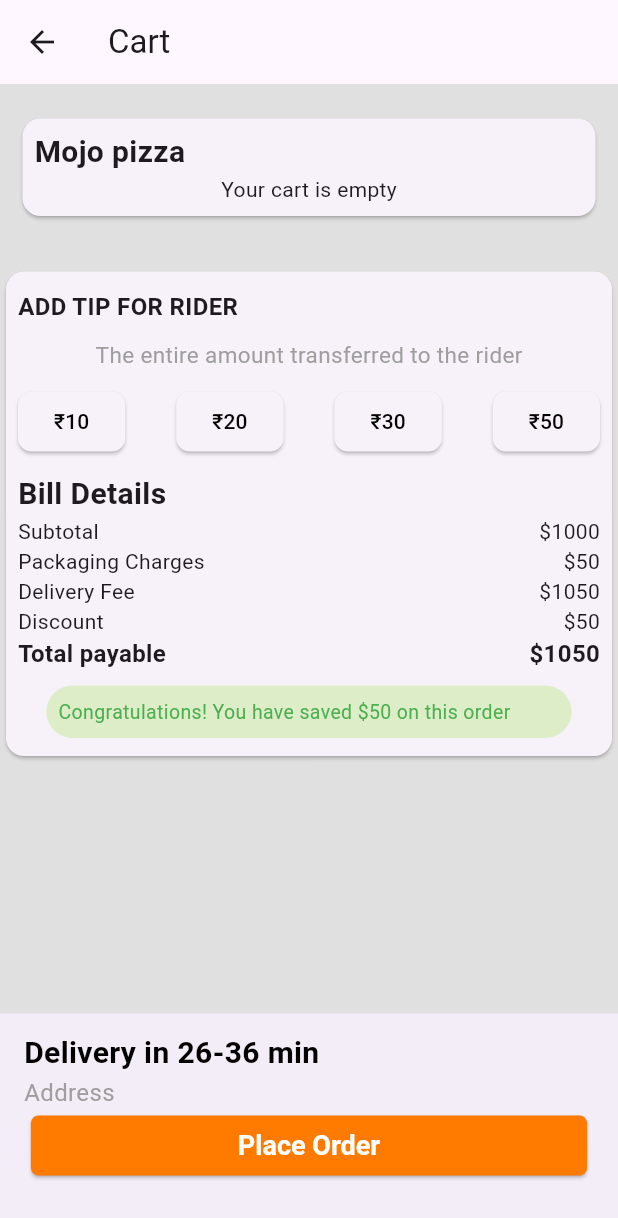
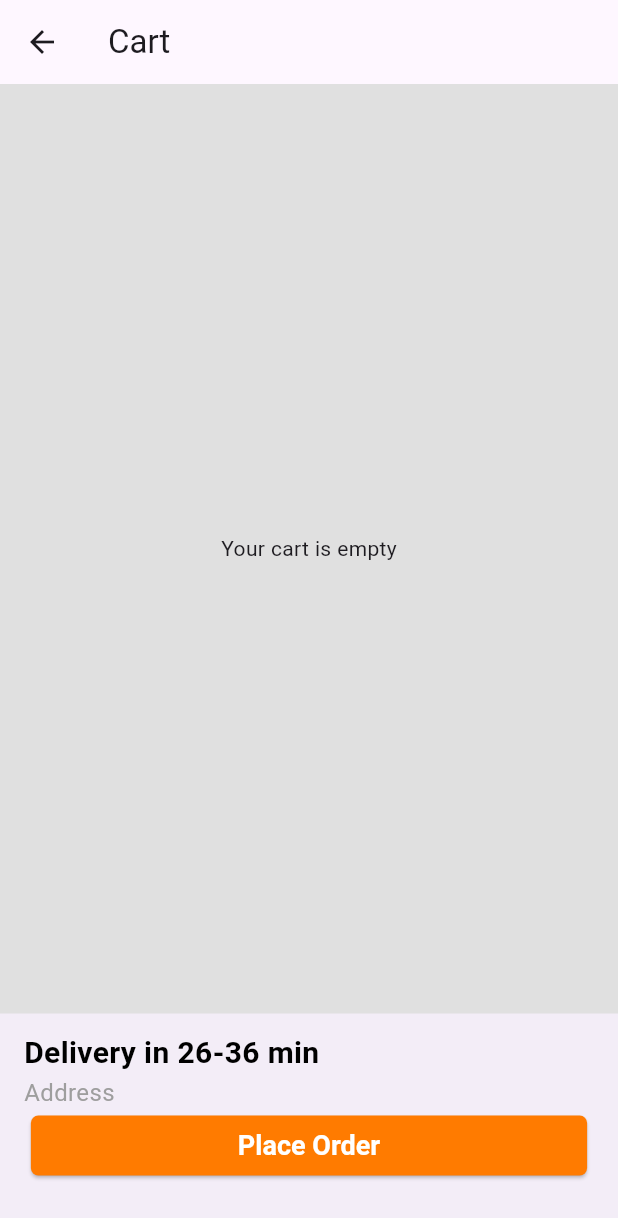
Before and after one commit to Pulkito4/Mojo_Pizza_App_MVP, a Flutter app: the CartScreen screen opened directly, on a phone screen of 412 x 824 dp. Shown: the top 1218 px of the screen. Run offline on Flutter 3.47's test engine with Material 3 defaults, Android fonts, the phone set to English and light mode, and no system bars; our stand-ins replace carousel_slider, cloud_firestore, equatable, firebase_auth, firebase_core, flutter_bloc and 4 more; accounts and stored records are empty; generated files the repository leaves out were written again.

Commit message:
fix  add to cart functionality

```diff
--- a/lib/modules/cart/bloc/cart_bloc.dart
+++ b/lib/modules/cart/bloc/cart_bloc.dart
@@ -10,6 +10,7 @@ class CartBloc extends Bloc<CartEvent, CartState> {
     on<AddToCart>(_onAddToCart);
     on<IncreaseQuantity>(_onIncreaseQuantity);
     on<DecreaseQuantity>(_onDecreaseQuantity);
+    on<AddTipEvent>(_onAddTip);
   }
 
   Future<void> _onAddToCart(AddToCart event, Emitter<CartState> emit) async {
@@ -45,7 +46,12 @@ class CartBloc extends Bloc<CartEvent, CartState> {
   void _onIncreaseQuantity(IncreaseQuantity event, Emitter<CartState> emit) {
     final updatedItems = state.items.map((item) {
       if (item.pizzaId == event.pizzaId) {
-        return CartItem(pizzaId: item.pizzaId, quantity: item.quantity + 1, pizzaName: item.pizzaName, price: item.price, isVeg: item.isVeg);
+        return CartItem(
+            pizzaId: item.pizzaId,
+            quantity: item.quantity + 1,
+            pizzaName: item.pizzaName,
+            price: item.price,
+            isVeg: item.isVeg);
       }
       return item;
     }).toList();
@@ -57,7 +63,12 @@ class CartBloc extends Bloc<CartEvent, CartState> {
     final updatedItems = state.items
         .map((item) {
           if (item.pizzaId == event.pizzaId && item.quantity > 1) {
-            return CartItem(pizzaId: item.pizzaId, quantity: item.quantity - 1, pizzaName: item.pizzaName, price: item.price, isVeg: item.isVeg);
+            return CartItem(
+                pizzaId: item.pizzaId,
+                quantity: item.quantity - 1,
+                pizzaName: item.pizzaName,
+                price: item.price,
+                isVeg: item.isVeg);
           }
           return item;
         })
@@ -66,4 +77,8 @@ class CartBloc extends Bloc<CartEvent, CartState> {
 
     emit(state.copyWith(items: updatedItems));
   }
+
+  void _onAddTip(AddTipEvent event, Emitter<CartState> emit) {
+    emit(state.copyWith(tip: event.tip));
+  }
 }
--- a/lib/modules/cart/bloc/cart_event.dart
+++ b/lib/modules/cart/bloc/cart_event.dart
@@ -1,5 +1,4 @@
 import 'package:equatable/equatable.dart';
-
 
 abstract class CartEvent extends Equatable {
   const CartEvent();
@@ -8,7 +7,6 @@ abstract class CartEvent extends Equatable {
   List<Object> get props => [];
 }
 
-
 class AddToCart extends CartEvent {
   final String pizzaId;
   final String category;
@@ -16,7 +14,8 @@ class AddToCart extends CartEvent {
   final int price;
   final bool isVeg;
 
-  const AddToCart(this.pizzaId, this.category, this.pizzaName, this.price, this.isVeg);
+  const AddToCart(
+      this.pizzaId, this.category, this.pizzaName, this.price, this.isVeg);
 
   @override
   List<Object> get props => [pizzaId];
@@ -30,6 +29,7 @@ class IncreaseQuantity extends CartEvent {
   @override
   List<Object> get props => [pizzaId];
 }
+
 class DecreaseQuantity extends CartEvent {
   final String pizzaId;
 
@@ -47,3 +47,9 @@ class RemoveFromCart extends CartEvent {
   @override
   List<Object> get props => [pizzaId];
 }
+
+class AddTipEvent extends CartEvent {
+  final double tip;
+
+  const AddTipEvent(this.tip);
+}
--- a/lib/modules/cart/bloc/cart_state.dart
+++ b/lib/modules/cart/bloc/cart_state.dart
@@ -7,20 +7,47 @@ class CartItem {
   final int price;
   final bool isVeg;
 
-  CartItem({required this.pizzaId, this.quantity = 1, this.pizzaName = '', this.price = 0, this.isVeg = true});
+  CartItem(
+      {required this.pizzaId,
+      this.quantity = 1,
+      this.pizzaName = '',
+      this.price = 0,
+      this.isVeg = true});
 }
 
 class CartState extends Equatable {
   final List<CartItem> items;
+  final double subTotal;
+  final double total;
+  final double tip;
 
-  const CartState({this.items = const []});
+  const CartState(
+      {this.items = const [],
+      this.subTotal = 0.0,
+      this.total = 0.0,
+      this.tip = 0.0});
 
-  CartState copyWith({List<CartItem>? items}) {
+  CartState copyWith(
+      {List<CartItem>? items,
+      double? packingCost,
+      double? deliveryCost,
+      double? tip,
+      double? total}) {
+    final newItems = items ?? this.items;
+    final newTip = tip ?? this.tip;
+    final newSubtotal =
+        newItems.fold(0, (sum, item) => sum + item.price * item.quantity);
+    final newTotal =
+        newSubtotal + (packingCost ?? 0) + (deliveryCost ?? 0) + newTip;
     return CartState(
       items: items ?? this.items,
+      subTotal: double.parse(newSubtotal.toString()),
+      total: double.parse(newTotal.toString()),
+      // tip: tip ?? this.tip,
+      tip: newTip,
     );
   }
 
   @override
-  List<Object> get props => [items];
+  List<Object> get props => [items, subTotal, total, tip];
 }
--- a/lib/modules/cart/views/pages/cart_screen.dart
+++ b/lib/modules/cart/views/pages/cart_screen.dart
@@ -7,6 +7,10 @@ import '../../bloc/cart_state.dart';
 import '../widgets/add_item_button.dart';
 
 class CartScreen extends StatelessWidget {
+  const CartScreen({super.key});
+  final double packingCost = 25.0;
+  final double deliveryCost = 50.0;
+
   @override
   Widget build(BuildContext context) {
     return SafeArea(
@@ -21,7 +25,17 @@ class CartScreen extends StatelessWidget {
           ),
           title: const Text("Cart"),
         ),
-        body: SingleChildScrollView(
+        body: BlocBuilder<CartBloc, CartState>(builder: (context, state) {
+          if (state.items.isEmpty) {
+            return const Center(child: Text('Your cart is empty'));
+          }
+
+          final updatedState = state.copyWith(
+            packingCost: packingCost,
+            deliveryCost: deliveryCost,
+          );
+
+          return SingleChildScrollView(
             child: Column(
               mainAxisAlignment: MainAxisAlignment.start,
               children: [
@@ -31,8 +45,7 @@ class CartScreen extends StatelessWidget {
                     margin: const EdgeInsets.symmetric(vertical: 8.0),
                     child: Container(
                       padding: const EdgeInsets.all(8.0),
-                    child: Column(
-                      children: [
+                      child: Column(children: [
                         const Align(
                           alignment: Alignment.centerLeft,
                           child: Text(
@@ -43,52 +56,23 @@ class CartScreen extends StatelessWidget {
                             ),
                           ),
                         ),
-                       /*  ...List.generate(6, (index) {
-                          return const ListTile(
+                        Column(
+                          children: state.items.map((item) {
+                            return ListTile(
                               leading: Icon(
                                 Icons.local_pizza,
-                              color: Colors.green,
-                            ),
-                            title: Text("Product Name"),
-                            subtitle: Text("Product Description"),
-                            trailing: AddItemButton(),
-                          );
-                        }), */
-
-                           BlocBuilder<CartBloc, CartState>(
-                        builder: (context, state) {
-                          if (state.items.isEmpty) {
-                            return const Center(child: Text('Your cart is empty'));
-                          }
-                          return Column(
-                            children: state.items.map((item) {
-                              return ListTile(
-                                leading:  Icon(
-                                  Icons.local_pizza,
-                                  color: (item.isVeg)?Colors.green : Colors.red,
+                                color: (item.isVeg) ? Colors.green : Colors.red,
                               ),
                               title: Text(item.pizzaName),
-
-
-                                // add price to subtitle
-                                subtitle: Text('Price: ₹${item.price* item.quantity}'),
-
-                                trailing: AddItemButton(quantity: item.quantity, pizzaId: item.pizzaId),
-
-
-                                 /* IconButton(
-                                  icon: const Icon(Icons.add),
-                                  onPressed: () {
-                                    BlocProvider.of<CartBloc>(context).add(IncreaseQuantity(item.pizzaId));
-                                  },
-                                ), */
+                              subtitle:
+                                  Text('Price: ₹${item.price * item.quantity}'),
+                              trailing: AddItemButton(
+                                  quantity: item.quantity,
+                                  pizzaId: item.pizzaId),
                             );
                           }).toList(),
-                          );
-                        },
                         ),
-                      ],
-                    ),
+                      ]),
                     ),
                   ),
                 ),
@@ -124,9 +108,13 @@ class CartScreen extends StatelessWidget {
                         const SizedBox(height: 10),
                         Row(
                           mainAxisAlignment: MainAxisAlignment.spaceBetween,
-                        children: [10, 20, 30, 50].map((tip) {
+                          children: [0, 10, 20, 30, 50].map((tip) {
                             return ElevatedButton(
-                            onPressed: () {},
+                              onPressed: () {
+                                context
+                                    .read<CartBloc>()
+                                    .add(AddTipEvent(tip.toDouble()));
+                              },
                               style: ElevatedButton.styleFrom(
                                 shape: RoundedRectangleBorder(
                                   borderRadius: BorderRadius.circular(9.0),
@@ -152,38 +140,39 @@ class CartScreen extends StatelessWidget {
                                 ),
                               ),
                             ),
-                          const Row(
+                            Row(
                               mainAxisAlignment: MainAxisAlignment.spaceBetween,
                               children: [
-                              Text("Subtotal"),
-                              Text("\$1000"),
+                                const Text("Subtotal"),
+                                Text("₹${updatedState.subTotal}"),
                               ],
                             ),
-                          const Row(
+                            Row(
                               mainAxisAlignment: MainAxisAlignment.spaceBetween,
                               children: [
-                              Text("Packaging Charges"),
-                              Text("\$50"),
+                                const Text("Packaging Charges"),
+                                Text("₹${packingCost.toString()}"),
                               ],
                             ),
-                          const Row(
+                            Row(
                               mainAxisAlignment: MainAxisAlignment.spaceBetween,
                               children: [
-                              Text("Delivery Fee"),
-                              Text("\$1050"),
+                                const Text("Delivery Fee"),
+                                Text("₹${deliveryCost.toString()}"),
                               ],
                             ),
-                          const Row(
+                            /* const Row(
                                 mainAxisAlignment: MainAxisAlignment.spaceBetween,
                                 children: [
                                   Text("Discount"),
-                              Text("\$50"),
+                                  Text("₹50"),
                                 ],
-                          ),
-                          const Row(
+                              ), */
+
+                            Row(
                               mainAxisAlignment: MainAxisAlignment.spaceBetween,
                               children: [
-                              Text(
+                                const Text(
                                   "Total payable",
                                   style: TextStyle(
                                     fontSize: 16,
@@ -191,8 +180,8 @@ class CartScreen extends StatelessWidget {
                                   ),
                                 ),
                                 Text(
-                                "\$1050",
-                                style: TextStyle(
+                                  "₹${updatedState.total}",
+                                  style: const TextStyle(
                                     fontSize: 16,
                                     fontWeight: FontWeight.bold,
                                   ),
@@ -208,7 +197,7 @@ class CartScreen extends StatelessWidget {
                                 borderRadius: BorderRadius.circular(18),
                               ),
                               child: const Text(
-                              "Congratulations! You have saved \$50 on this order",
+                                "Congratulations! You have saved ₹50 on this order",
                                 style: TextStyle(
                                   color: Colors.green,
                                   fontSize: 13,
@@ -224,7 +213,8 @@ class CartScreen extends StatelessWidget {
                 ),
               ],
             ),
-        ),
+          );
+        }),
         bottomNavigationBar: BottomAppBar(
           height: MediaQuery.of(context).size.height * 0.18,
           child: Column(
--- a/lib/modules/menu/views/widgets/menucard.dart
+++ b/lib/modules/menu/views/widgets/menucard.dart
@@ -120,9 +120,9 @@ class Menucard extends StatelessWidget {
                                 // ),
                                 OutlinedButton(
                                     onPressed: () {
-
                                       BlocProvider.of<CartBloc>(context).add(
-                                          AddToCart(pizzaId, category, title, int.parse(price), isVeg));
+                                          AddToCart(pizzaId, category, title,
+                                              int.parse(price), isVeg));
                                       Navigator.push(
                                           context,
                                           MaterialPageRoute(
```
Lines whose indentation alone changed are shown as unchanged.
